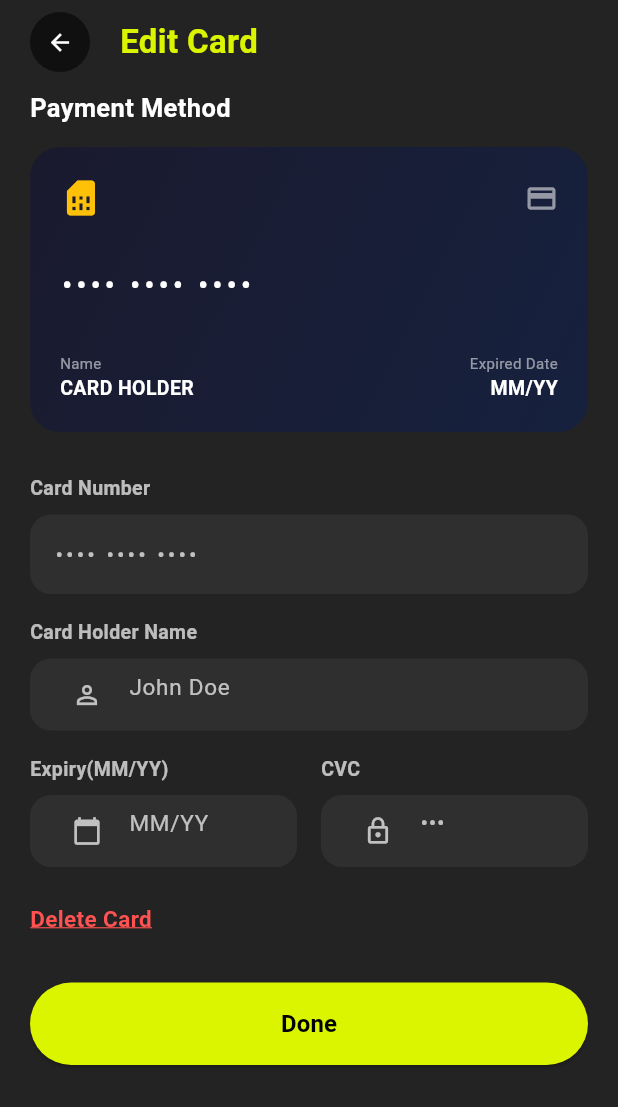
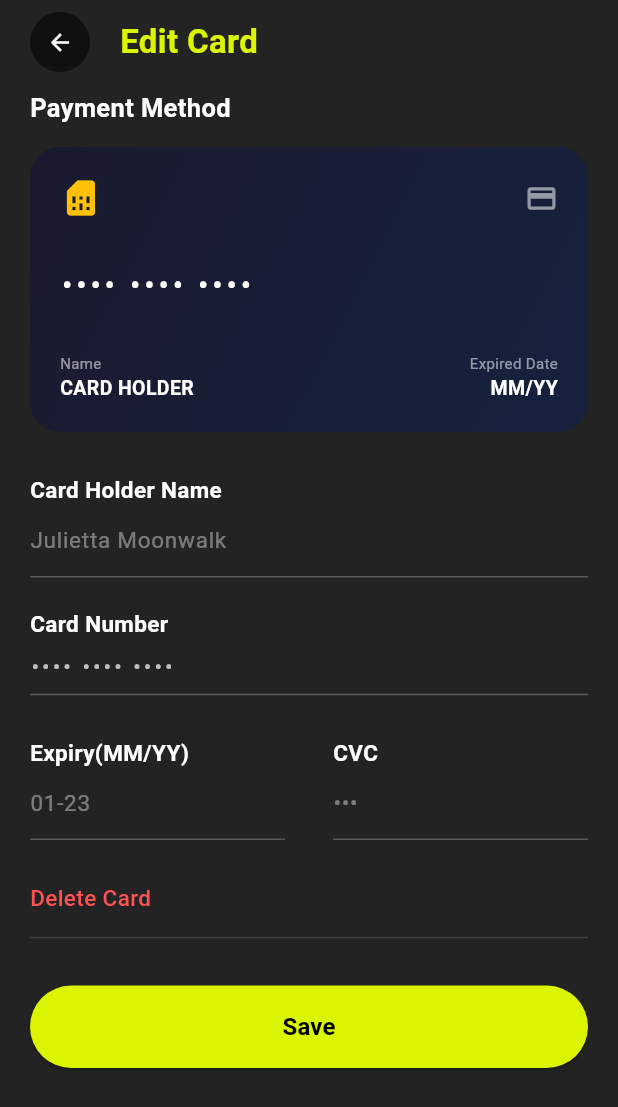
Before and after one commit to AAbdullahRajput/Get-Fit-Mobile-Application-User-, a Flutter app: the EditCardPage screen opened directly with empty values, on a phone screen of 412 x 824 dp. Shown: the top 1107 px of the screen. Run offline on Flutter 3.47's test engine with Material 3 defaults, Android fonts, the phone set to English and light mode, and no system bars; our stand-ins replace flutter_dotenv, flutter_svg, image_picker, pin_code_fields, supabase_flutter; missing offline and left inert: animated_weight_picker; accounts and stored records are empty.

Commit message:
Fitnes Trainer Tab Working Part 8

```diff
--- a/lib/Presentation/pages/setup-2.0/edit_card_page.dart
+++ b/lib/Presentation/pages/setup-2.0/edit_card_page.dart
@@ -50,12 +50,8 @@ class _EditCardPageState extends State<EditCardPage> {
     switch (network) {
       case 'Visa':
         return const Text('VISA',
-            style: TextStyle(
-                color: Colors.white,
-                fontSize: 22,
-                fontWeight: FontWeight.w900,
-                fontStyle: FontStyle.italic,
-                letterSpacing: 2));
+            style: TextStyle(color: Colors.white, fontSize: 22,
+                fontWeight: FontWeight.w900, fontStyle: FontStyle.italic, letterSpacing: 2));
       case 'Mastercard':
         return Row(children: [
           Container(width: 22, height: 22,
@@ -136,7 +132,7 @@ class _EditCardPageState extends State<EditCardPage> {
         actions: [
           TextButton(
             onPressed: () => Navigator.pop(context, false),
-            child: Text('Cancel', style: TextStyle(color: Colors.white54)),
+            child: const Text('Cancel', style: TextStyle(color: Colors.white54)),
           ),
           TextButton(
             onPressed: () => Navigator.pop(context, true),
@@ -163,6 +159,50 @@ class _EditCardPageState extends State<EditCardPage> {
     } finally {
       if (mounted) setState(() => _isDeleting = false);
     }
+  }
+
+  Widget _buildUnderlineField({
+    required String label,
+    required TextEditingController controller,
+    required String hint,
+    TextInputType keyboardType = TextInputType.text,
+    List<TextInputFormatter> inputFormatters = const [],
+    int? maxLength,
+    bool obscure = false,
+    Function(String)? onChanged,
+    bool readOnly = false,
+  }) {
+    return Column(
+      crossAxisAlignment: CrossAxisAlignment.start,
+      children: [
+        Text(label,
+            style: TextStyle(
+                color: context.textColor,
+                fontSize: 15,
+                fontWeight: FontWeight.w600)),
+        TextField(
+          controller: controller,
+          readOnly: readOnly,
+          keyboardType: keyboardType,
+          obscureText: obscure,
+          maxLength: maxLength,
+          inputFormatters: inputFormatters,
+          onChanged: onChanged,
+          style: TextStyle(color: context.subtextColor, fontSize: 15),
+          decoration: InputDecoration(
+            counterText: '',
+            hintText: hint,
+            hintStyle: TextStyle(color: context.subtextColor.withOpacity(0.4)),
+            enabledBorder: UnderlineInputBorder(
+              borderSide: BorderSide(color: context.isDark ? Colors.white24 : Colors.grey.shade300),
+            ),
+            focusedBorder: UnderlineInputBorder(
+              borderSide: BorderSide(color: themeColor),
+            ),
+          ),
+        ),
+      ],
+    );
   }
 
   @override
@@ -196,7 +236,8 @@ class _EditCardPageState extends State<EditCardPage> {
                   ),
                   const SizedBox(width: 8),
                   Text('Edit Card',
-                      style: TextStyle(color: themeColor, fontSize: 22, fontWeight: FontWeight.bold)),
+                      style: TextStyle(color: themeColor, fontSize: 22,
+                          fontWeight: FontWeight.bold)),
                 ],
               ),
             ),
@@ -213,7 +254,7 @@ class _EditCardPageState extends State<EditCardPage> {
                             fontSize: 17, fontWeight: FontWeight.bold)),
                     const SizedBox(height: 14),
 
-                    // Live card preview
+                    // Card preview
                     Container(
                       width: double.infinity,
                       height: 190,
@@ -237,35 +278,25 @@ class _EditCardPageState extends State<EditCardPage> {
                               _buildNetworkBadge(_detectedNetwork),
                             ],
                           ),
-                          Text(
-                            '•••• •••• •••• $last4',
-                            style: const TextStyle(
-                                color: Colors.white, fontSize: 18,
-                                letterSpacing: 3, fontWeight: FontWeight.w600),
-                          ),
+                          Text('•••• •••• •••• $last4',
+                              style: const TextStyle(color: Colors.white,
+                                  fontSize: 18, letterSpacing: 3, fontWeight: FontWeight.w600)),
                           Row(
                             mainAxisAlignment: MainAxisAlignment.spaceBetween,
                             children: [
-                              Column(
-                                crossAxisAlignment: CrossAxisAlignment.start,
-                                children: [
-                                  const Text('Name',
-                                      style: TextStyle(color: Colors.white54, fontSize: 10)),
+                              Column(crossAxisAlignment: CrossAxisAlignment.start, children: [
+                                const Text('Name', style: TextStyle(color: Colors.white54, fontSize: 10)),
                                 Text(displayHolder,
                                     style: const TextStyle(color: Colors.white,
                                         fontSize: 13, fontWeight: FontWeight.w600)),
-                                ],
-                              ),
-                              Column(
-                                crossAxisAlignment: CrossAxisAlignment.end,
-                                children: [
+                              ]),
+                              Column(crossAxisAlignment: CrossAxisAlignment.end, children: [
                                 const Text('Expired Date',
                                     style: TextStyle(color: Colors.white54, fontSize: 10)),
                                 Text(displayExpiry,
                                     style: const TextStyle(color: Colors.white,
                                         fontSize: 13, fontWeight: FontWeight.w600)),
-                                ],
-                              ),
+                              ]),
                             ],
                           ),
                         ],
@@ -273,51 +304,41 @@ class _EditCardPageState extends State<EditCardPage> {
                     ),
                     const SizedBox(height: 28),
 
-                    // Card number (read-only — show masked)
-                    _buildLabel('Card Number'),
-                    const SizedBox(height: 8),
-                    Container(
-                      width: double.infinity,
-                      padding: const EdgeInsets.symmetric(horizontal: 16, vertical: 16),
-                      decoration: BoxDecoration(
-                        color: context.cardBgColor,
-                        borderRadius: BorderRadius.circular(14),
-                      ),
-                      child: Text(
-                        '•••• •••• •••• $last4',
-                        style: TextStyle(color: context.subtextColor,
-                            fontSize: 15, letterSpacing: 2),
-                      ),
-                    ),
-                    const SizedBox(height: 16),
-
-                    // Holder name
-                    _buildLabel('Card Holder Name'),
-                    const SizedBox(height: 8),
-                    _buildField(
+                    // Card Holder Name
+                    _buildUnderlineField(
+                      label: 'Card Holder Name',
                       controller: _holderController,
-                      hint: 'John Doe',
-                      icon: Icons.person_outline,
+                      hint: 'Julietta Moonwalk',
                       onChanged: (_) => setState(() {}),
                       inputFormatters: [
                         FilteringTextInputFormatter.allow(RegExp(r'[a-zA-Z ]')),
                       ],
                     ),
-                    const SizedBox(height: 16),
+                    const SizedBox(height: 20),
 
-                    // Expiry + CVC
+                    // Card Number (read-only)
+                    Column(
+                      crossAxisAlignment: CrossAxisAlignment.start,
+                      children: [
+                        Text('Card Number',
+                            style: TextStyle(color: context.textColor,
+                                fontSize: 15, fontWeight: FontWeight.w600)),
+                        const SizedBox(height: 8),
+                        Text('•••• •••• •••• $last4',
+                            style: TextStyle(color: context.subtextColor, fontSize: 15, letterSpacing: 2)),
+                        Divider(color: context.isDark ? Colors.white24 : Colors.grey.shade300),
+                      ],
+                    ),
+                    const SizedBox(height: 20),
+
+                    // Expiry + CVC side by side
                     Row(
                       children: [
                         Expanded(
-                          child: Column(
-                            crossAxisAlignment: CrossAxisAlignment.start,
-                            children: [
-                              _buildLabel('Expiry(MM/YY)'),
-                              const SizedBox(height: 8),
-                              _buildField(
+                          child: _buildUnderlineField(
+                            label: 'Expiry(MM/YY)',
                             controller: _expiryController,
-                                hint: 'MM/YY',
-                                icon: Icons.calendar_today,
+                            hint: '01-23',
                             keyboardType: TextInputType.number,
                             maxLength: 5,
                             onChanged: (_) => setState(() {}),
@@ -326,51 +347,47 @@ class _EditCardPageState extends State<EditCardPage> {
                               _ExpiryFormatter(),
                             ],
                           ),
-                            ],
                         ),
-                        ),
-                        const SizedBox(width: 16),
+                        const SizedBox(width: 32),
                         Expanded(
-                          child: Column(
-                            crossAxisAlignment: CrossAxisAlignment.start,
-                            children: [
-                              _buildLabel('CVC'),
-                              const SizedBox(height: 8),
-                              _buildField(
+                          child: _buildUnderlineField(
+                            label: 'CVC',
                             controller: _cvcController,
                             hint: '•••',
-                                icon: Icons.lock_outline,
                             keyboardType: TextInputType.number,
                             maxLength: 3,
                             obscure: true,
-                                onChanged: (_) {},
                             inputFormatters: [
                               FilteringTextInputFormatter.digitsOnly,
-                                ],
-                              ),
                             ],
                           ),
                         ),
                       ],
                     ),
-                    const SizedBox(height: 24),
+                    const SizedBox(height: 28),
 
-                    // Delete Card link
+                    // Delete Card — plain text like Figma
                     GestureDetector(
                       onTap: _isDeleting ? null : _delete,
                       child: _isDeleting
-                          ? const Center(child: CircularProgressIndicator(color: Colors.redAccent))
+                          ? const SizedBox(
+                              height: 20,
+                              width: 20,
+                              child: CircularProgressIndicator(
+                                  strokeWidth: 2, color: Colors.redAccent))
                           : const Text('Delete Card',
                               style: TextStyle(
                                   color: Colors.redAccent,
                                   fontSize: 15,
-                                  fontWeight: FontWeight.w600,
-                                  decoration: TextDecoration.underline,
-                                  decorationColor: Colors.redAccent)),
+                                  fontWeight: FontWeight.w500)),
                     ),
-                    const SizedBox(height: 32),
+                    Divider(
+                        color: context.isDark ? Colors.white12 : Colors.grey.shade300,
+                        height: 32),
 
-                    // Done button
+                    const SizedBox(height: 16),
+
+                    // Save button
                     SizedBox(
                       width: double.infinity,
                       child: ElevatedButton(
@@ -386,7 +403,7 @@ class _EditCardPageState extends State<EditCardPage> {
                             ? const SizedBox(width: 22, height: 22,
                                 child: CircularProgressIndicator(
                                     strokeWidth: 2.5, color: Colors.black))
-                            : const Text('Done',
+                            : const Text('Save',
                                 style: TextStyle(color: Colors.black,
                                     fontSize: 16, fontWeight: FontWeight.bold)),
                       ),
@@ -396,45 +413,6 @@ class _EditCardPageState extends State<EditCardPage> {
               ),
             ),
           ],
-        ),
-      ),
-    );
-  }
-
-  Widget _buildLabel(String text) => Text(text,
-      style: TextStyle(color: context.subtextColor,
-          fontSize: 13, fontWeight: FontWeight.w600));
-
-  Widget _buildField({
-    required TextEditingController controller,
-    required String hint,
-    required IconData icon,
-    required Function(String) onChanged,
-    required List<TextInputFormatter> inputFormatters,
-    TextInputType keyboardType = TextInputType.text,
-    int? maxLength,
-    bool obscure = false,
-  }) {
-    return Container(
-      decoration: BoxDecoration(
-        color: context.cardBgColor,
-        borderRadius: BorderRadius.circular(14),
-      ),
-      padding: const EdgeInsets.symmetric(horizontal: 14),
-      child: TextField(
-        controller: controller,
-        keyboardType: keyboardType,
-        obscureText: obscure,
-        maxLength: maxLength,
-        inputFormatters: inputFormatters,
-        onChanged: onChanged,
-        style: TextStyle(color: context.textColor, fontSize: 15),
-        decoration: InputDecoration(
-          counterText: '',
-          hintText: hint,
-          hintStyle: TextStyle(color: context.subtextColor),
-          prefixIcon: Icon(icon, color: context.subtextColor, size: 20),
-          border: InputBorder.none,
         ),
       ),
     );
```
Lines whose indentation alone changed are shown as unchanged.
